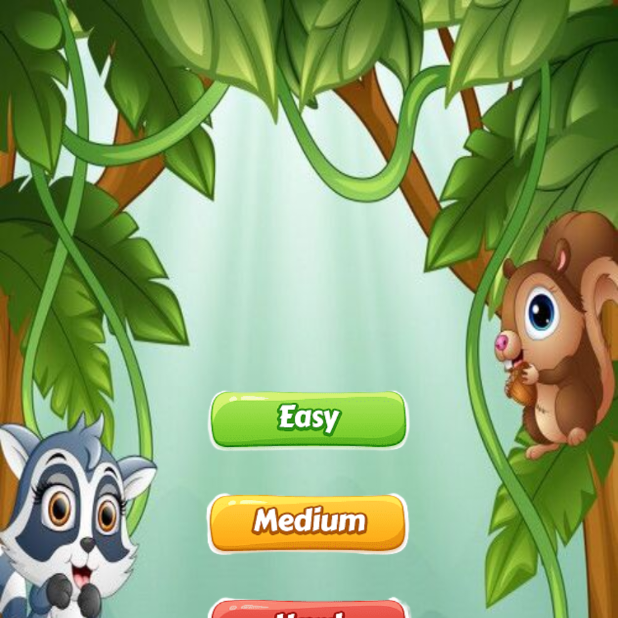
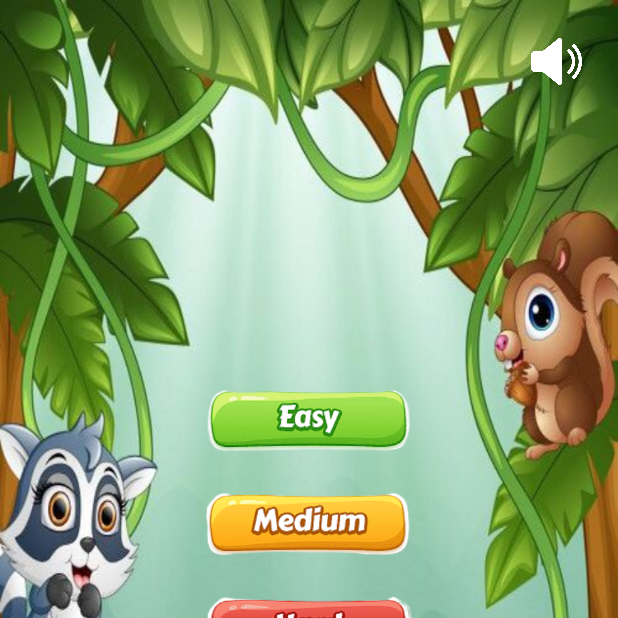
Before and after one commit to Nabijonov-Otabek-19/Memory-game, an Android app: the screen it shows after launch (MainActivity), on a phone screen of 412 x 824 dp, the top half of it. Run offline under Robolectric (Android 15) with nearby library versions, the phone set to English and light mode, and no system bars; libraries missing offline, so code that uses them is left out: by.kirich1409.viewbindingdelegate; 8 statements that could not run were skipped.

Commit message:
project updated

```diff
--- a/app/src/main/AndroidManifest.xml
+++ b/app/src/main/AndroidManifest.xml
@@ -3,6 +3,7 @@
     xmlns:tools="http://schemas.android.com/tools">
 
     <application
+        android:name=".app.App"
         android:allowBackup="true"
         android:dataExtractionRules="@xml/data_extraction_rules"
         android:fullBackupContent="@xml/backup_rules"
--- /dev/null
+++ b/app/src/main/java/uz/gita/memorygameapp_bek/app/App.kt
@@ -0,0 +1,14 @@
+package uz.gita.memorygameapp_bek.app
+
+import android.app.Application
+import uz.gita.memorygameapp_bek.data.local.SharedPref
+import uz.gita.memorygameapp_bek.utils.SoundController
+
+class App: Application() {
+    override fun onCreate() {
+        super.onCreate()
+
+        SoundController.init(this)
+        SharedPref.init(this)
+    }
+}
--- a/app/src/main/java/uz/gita/memorygameapp_bek/data/local/SharedPref.kt
+++ b/app/src/main/java/uz/gita/memorygameapp_bek/data/local/SharedPref.kt
@@ -5,7 +5,7 @@ import android.content.Context
 import android.content.SharedPreferences
 import android.content.SharedPreferences.Editor
 
-class SharedPref private constructor(private val context: Context) {
+class SharedPref private constructor() {
 
     companion object {
         @SuppressLint("StaticFieldLeak")
@@ -17,16 +17,16 @@ class SharedPref private constructor(private val context: Context) {
         private const val SHARED_PREF = "shared_pref"
         private const val MUSIC = "music"
 
-        fun getInstance(context: Context): SharedPref {
+        fun init(context: Context){
+            if (!(::sharedPref.isInitialized)) {
+                sharedPref = SharedPref()
+            }
+
             pref = context.getSharedPreferences(SHARED_PREF, Context.MODE_PRIVATE)
             editor = pref.edit()
+        }
 
-
-            if (!(::sharedPref.isInitialized)) {
-                sharedPref = SharedPref(context)
-            }
-            return sharedPref
-        }
+        fun getInstance() = sharedPref
     }
 
     var isMusic: Boolean
--- a/app/src/main/java/uz/gita/memorygameapp_bek/ui/screens/LevelScreen.kt
+++ b/app/src/main/java/uz/gita/memorygameapp_bek/ui/screens/LevelScreen.kt
@@ -5,14 +5,38 @@ import android.view.View
 import androidx.fragment.app.Fragment
 import androidx.navigation.fragment.findNavController
 import by.kirich1409.viewbindingdelegate.viewBinding
+import uz.gita.memorygameapp_bek.R
 import uz.gita.memorygameapp_bek.data.common.LevelEnum
-import uz.gita.memorygameapp_bek.R
+import uz.gita.memorygameapp_bek.data.local.SharedPref
 import uz.gita.memorygameapp_bek.databinding.ScreenLevelBinding
+import uz.gita.memorygameapp_bek.utils.SoundController
 
 class LevelScreen : Fragment(R.layout.screen_level) {
     private val binding: ScreenLevelBinding by viewBinding(ScreenLevelBinding::bind)
+    private val sharedPref by lazy { SharedPref.getInstance() }
+    private val soundController by lazy { SoundController.getInstance() }
 
     override fun onViewCreated(view: View, savedInstanceState: Bundle?) {
+
+        if (sharedPref.isMusic) {
+            soundController.playMusic()
+            binding.btnMusic.setImageResource(R.drawable.volume)
+        } else {
+            binding.btnMusic.setImageResource(R.drawable.mute)
+        }
+
+        binding.btnMusic.setOnClickListener {
+            if (sharedPref.isMusic) {
+                sharedPref.isMusic = false
+                binding.btnMusic.setImageResource(R.drawable.mute)
+                soundController.stopMusic()
+
+            } else {
+                sharedPref.isMusic = true
+                binding.btnMusic.setImageResource(R.drawable.volume)
+                soundController.playMusic()
+            }
+        }
 
         binding.apply {
             easy.setOnClickListener {
--- /dev/null
+++ b/app/src/main/java/uz/gita/memorygameapp_bek/utils/SoundController.kt
@@ -0,0 +1,35 @@
+package uz.gita.memorygameapp_bek.utils
+
+import android.content.Context
+import android.media.MediaPlayer
+import uz.gita.memorygameapp_bek.R
+
+class SoundController private constructor() {
+
+    companion object {
+        private var musicPlayer: MediaPlayer? = null
+        private lateinit var soundController: SoundController
+
+        fun init(context: Context) {
+            if (musicPlayer == null) {
+                musicPlayer = MediaPlayer.create(context, R.raw.music)
+            }
+
+            if (!(::soundController.isInitialized)) {
+                soundController = SoundController()
+            }
+        }
+
+        fun getInstance() = soundController
+    }
+
+    fun playMusic() {
+        musicPlayer!!.isLooping = true
+        musicPlayer!!.start()
+    }
+
+    fun stopMusic() {
+        musicPlayer!!.stop()
+        musicPlayer!!.release()
+    }
+}
--- a/app/src/main/res/layout/screen_level.xml
+++ b/app/src/main/res/layout/screen_level.xml
@@ -6,6 +6,17 @@
     android:layout_height="match_parent"
     android:background="@drawable/bg5"
     tools:context=".ui.screens.LevelScreen">
+
+    <androidx.appcompat.widget.AppCompatImageView
+        android:id="@+id/btnMusic"
+        android:layout_width="50dp"
+        android:layout_height="50dp"
+        android:layout_margin="16dp"
+        android:padding="8dp"
+        android:src="@drawable/volume"
+        android:tint="@color/white"
+        app:layout_constraintRight_toRightOf="parent"
+        app:layout_constraintTop_toTopOf="parent" />
 
     <ImageView
         android:id="@+id/easy"
```
Also changed, not shown: app/src/main/res/drawable/mute.png (added), app/src/main/res/drawable/volume.png (added), 1 other file.
